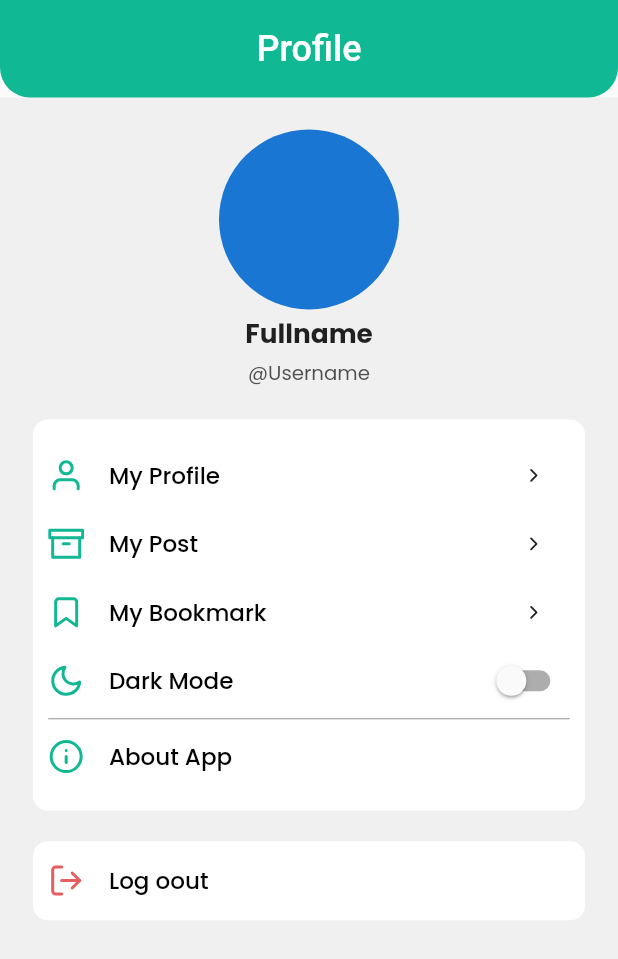
After one commit to indrakurniawan902/cryptopedia, a Flutter app: the Profile screen opened by its route, on a phone screen of 412 x 824 dp. The commit adds this screen. Shown: the top 959 px of the screen. Run offline on Flutter 3.47's test engine with Material 2 defaults, Android fonts, the phone set to English and light mode, and no system bars; our stand-ins replace awesome_snackbar_content, firebase_auth, firebase_core, flutter_feather_icons, flutter_screenutil, google_sign_in; accounts and stored records are empty; network calls fail.

Commit message:
Slicing profile

```diff
--- a/lib/main.dart
+++ b/lib/main.dart
@@ -1,7 +1,7 @@
 import 'package:cryptopedia/provider/auth_provider.dart';
 import 'package:cryptopedia/provider/on_boarding_provider.dart';
 import 'package:cryptopedia/screen/homepage.dart';
-import 'package:cryptopedia/screen/registration/registration.dart';
+import 'package:cryptopedia/screen/profile/profile.dart';
 import 'package:cryptopedia/screen/registration/registration_success.dart';
 import 'package:cryptopedia/screen/auth_wrapper.dart';
 import 'package:flutter/material.dart';
@@ -42,6 +42,7 @@ class MyApp extends StatelessWidget {
             '/': (context) => const AuthWrapper(),
             '/register-success': (context) => const RegistrationSuccess(),
             '/home': (context) => const Homepage(),
+            '/profile': (context) => const Profile(),
           },
           initialRoute: '/',
         ),
--- /dev/null
+++ b/lib/screen/components/default_appbar.dart
@@ -0,0 +1,48 @@
+import 'package:cryptopedia/utils/constant/app_colors.dart';
+import 'package:flutter/material.dart';
+import "package:flutter_feather_icons/flutter_feather_icons.dart";
+import 'package:flutter_screenutil/flutter_screenutil.dart';
+
+class DefaultAppbar extends StatelessWidget with PreferredSizeWidget {
+  const DefaultAppbar(
+      {super.key,
+      required this.size,
+      required this.title,
+      required this.isBack,
+      required this.fontSize});
+
+  final double size;
+  final double fontSize;
+  final String title;
+  final bool isBack;
+  @override
+  Widget build(BuildContext context) {
+    return AppBar(
+      toolbarHeight: size.h,
+      shadowColor: Colors.transparent,
+      backgroundColor: Colors.transparent,
+      title: Text(
+        title,
+        style: TextStyle(fontSize: fontSize),
+      ),
+      centerTitle: true,
+      leading: isBack == true
+          ? IconButton(
+              icon: const Icon(FeatherIcons.chevronLeft),
+              onPressed: () => Navigator.pop(context),
+            )
+          : const SizedBox(),
+      flexibleSpace: Container(
+        decoration: const BoxDecoration(
+          color: AppColors.primaryBrand,
+          borderRadius: BorderRadius.only(
+              bottomLeft: Radius.circular(20),
+              bottomRight: Radius.circular(20)),
+        ),
+      ),
+    );
+  }
+
+  @override
+  Size get preferredSize => Size.fromHeight(size);
+}
--- a/lib/screen/homepage.dart
+++ b/lib/screen/homepage.dart
@@ -21,7 +21,13 @@ class Homepage extends StatelessWidget {
               auth.logout();
             },
             isDisable: false,
-          )
+          ),
+          ButtonComponent(
+              text: 'Profile',
+              onClickFunction: () {
+                Navigator.pushNamed(context, '/profile');
+              },
+              isDisable: false)
         ],
       )),
     );
--- a/lib/screen/on_boarding/on_boarding.dart
+++ b/lib/screen/on_boarding/on_boarding.dart
@@ -115,7 +115,6 @@ class _OnBoardingState extends State<OnBoarding> {
                     alignment: Alignment(0.w, 0.85.h),
                     child: SizedBox(
                       width: 327.w,
-                      height: 46.h,
                       child: ButtonComponent(
                           text: 'Continue With Google',
                           onClickFunction: () {
--- /dev/null
+++ b/lib/screen/profile/profile.dart
@@ -0,0 +1,156 @@
+import 'package:cryptopedia/provider/auth_provider.dart';
+import 'package:cryptopedia/screen/components/default_appbar.dart';
+import 'package:cryptopedia/screen/profile/widget/menu_item_profile.dart';
+import 'package:cryptopedia/utils/constant/app_colors.dart';
+import 'package:flutter/material.dart';
+import 'package:flutter_feather_icons/flutter_feather_icons.dart';
+import 'package:flutter_screenutil/flutter_screenutil.dart';
+import 'package:provider/provider.dart';
+
+class Profile extends StatefulWidget {
+  const Profile({super.key});
+
+  @override
+  State<Profile> createState() => _ProfileState();
+}
+
+class _ProfileState extends State<Profile> {
+  @override
+  Widget build(BuildContext context) {
+    final auth = Provider.of<AuthProvider>(context, listen: false);
+    return SafeArea(
+      child: Scaffold(
+        appBar: const DefaultAppbar(
+          size: 65,
+          title: 'Profile',
+          isBack: false,
+          fontSize: 24,
+        ),
+        body: Container(
+          color: AppColors.lightModeBgHome,
+          padding: EdgeInsets.symmetric(
+            horizontal: 20.w,
+          ),
+          child: Column(
+            children: [
+              SizedBox(
+                height: 21.h,
+              ),
+              const CircleAvatar(
+                maxRadius: 60,
+                minRadius: 60,
+              ),
+              SizedBox(
+                height: 3.h,
+              ),
+              Text(
+                'Fullname',
+                style: TextStyle(
+                  fontSize: 16.sp,
+                  fontFamily: 'Poppins',
+                  fontWeight: FontWeight.bold,
+                ),
+              ),
+              SizedBox(
+                height: 3.h,
+              ),
+              Text(
+                '@Username',
+                style: TextStyle(
+                  fontSize: 12.sp,
+                  color: AppColors.gray2,
+                  fontFamily: 'Poppins',
+                ),
+              ),
+              SizedBox(
+                height: 21.h,
+              ),
+              Container(
+                decoration: BoxDecoration(
+                  borderRadius: BorderRadius.circular(10),
+                  color: Colors.white,
+                ),
+                height: 257.h,
+                padding: EdgeInsets.symmetric(vertical: 20.w, horizontal: 10.h),
+                child: Column(
+                  mainAxisAlignment: MainAxisAlignment.start,
+                  children: [
+                    const MenuItemProfile(
+                      title: 'My Profile',
+                      leading: FeatherIcons.user,
+                      trailing: FeatherIcons.chevronRight,
+                    ),
+                    SizedBox(
+                      height: 15.h,
+                    ),
+                    const MenuItemProfile(
+                      title: 'My Post',
+                      leading: FeatherIcons.archive,
+                      trailing: FeatherIcons.chevronRight,
+                    ),
+                    SizedBox(
+                      height: 15.h,
+                    ),
+                    const MenuItemProfile(
+                      title: 'My Bookmark',
+                      leading: FeatherIcons.bookmark,
+                      trailing: FeatherIcons.chevronRight,
+                    ),
+                    SizedBox(
+                      height: 15.h,
+                    ),
+                    const MenuItemProfile(
+                      isToogle: true,
+                      title: 'Dark Mode',
+                      leading: FeatherIcons.moon,
+                    ),
+                    SizedBox(
+                      height: 2.h,
+                    ),
+                    const Divider(
+                      color: AppColors.gray4,
+                      thickness: 0.8,
+                    ),
+                    SizedBox(
+                      height: 2.h,
+                    ),
+                    const MenuItemProfile(
+                      title: 'About App',
+                      leading: FeatherIcons.info,
+                    ),
+                  ],
+                ),
+              ),
+              SizedBox(
+                height: 20.h,
+              ),
+              Container(
+                decoration: BoxDecoration(
+                  borderRadius: BorderRadius.circular(10),
+                  color: Colors.white,
+                ),
+                height: 52.h,
+                padding: EdgeInsets.symmetric(vertical: 10.w, horizontal: 10.h),
+                child: Column(
+                  mainAxisAlignment: MainAxisAlignment.start,
+                  children: [
+                    Consumer<AuthProvider>(
+                      builder: (context, value, child) => MenuItemProfile(
+                        onTilepress: () {
+                          value.logout();
+                        },
+                        isLogout: true,
+                        title: 'Log oout',
+                        leading: FeatherIcons.logOut,
+                      ),
+                    ),
+                  ],
+                ),
+              ),
+            ],
+          ),
+        ),
+      ),
+    );
+  }
+}
--- /dev/null
+++ b/lib/screen/profile/widget/menu_item_profile.dart
@@ -0,0 +1,64 @@
+import 'package:cryptopedia/utils/constant/app_colors.dart';
+import 'package:flutter/material.dart';
+import 'package:flutter_screenutil/flutter_screenutil.dart';
+import 'package:cryptopedia/utils/constant/app_text_style.dart';
+
+class MenuItemProfile extends StatelessWidget {
+  final IconData? leading;
+  final IconData? trailing;
+  final bool? isLogout;
+  final bool? isToogle;
+  final String? title;
+  final VoidCallback? onTilepress;
+
+  const MenuItemProfile({
+    Key? key,
+    this.leading,
+    this.title,
+    this.onTilepress,
+    this.isLogout,
+    this.trailing,
+    this.isToogle,
+  }) : super(key: key);
+
+  @override
+  Widget build(BuildContext context) {
+    return InkWell(
+      onTap: onTilepress,
+      child: SizedBox(
+        height: 30.h,
+        child: Expanded(
+            child: Row(
+          mainAxisAlignment: MainAxisAlignment.spaceBetween,
+          children: [
+            Row(
+              mainAxisAlignment: MainAxisAlignment.start,
+              children: [
+                Icon(leading,
+                    color: isLogout == true
+                        ? AppColors.error
+                        : AppColors.primaryBrand),
+                SizedBox(
+                  width: 15.w,
+                ),
+                Text(
+                  title!,
+                  style: textProfile,
+                )
+              ],
+            ),
+            isToogle == true
+                ? Switch(
+                    activeColor: AppColors.primaryBrand,
+                    value: false,
+                    onChanged: (value) {
+                      value = !value;
+                    },
+                  )
+                : IconButton(icon: Icon(trailing), onPressed: () {}),
+          ],
+        )),
+      ),
+    );
+  }
+}
--- a/lib/utils/constant/app_text_style.dart
+++ b/lib/utils/constant/app_text_style.dart
@@ -16,3 +16,9 @@ TextStyle appHeaderText = TextStyle(
     fontFamily: 'Poppins-Bold',
     fontWeight: FontWeight.bold,
     color: AppColors.lightColor);
+
+TextStyle textProfile = TextStyle(
+    fontSize: 14.sp,
+    fontFamily: 'Poppins',
+    color: AppColors.darkColor,
+    fontWeight: FontWeight.w500);
```
